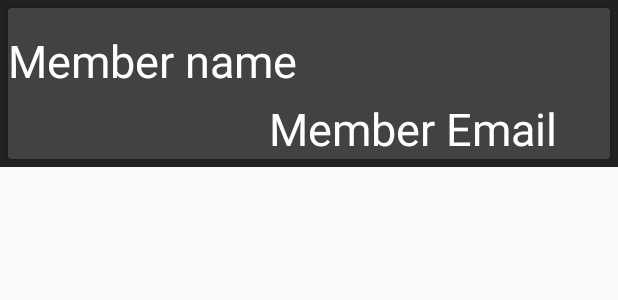
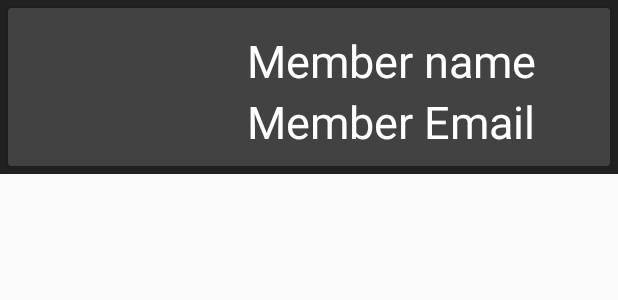
Before and after one commit to ashutosh15017/Sportify_version1, an Android app: the layout add_team_member_recycler_content.xml on its own in the app's theme, with its tools: preview values and no code run, on a phone screen of 412 x 824 dp. Shown: the top 300 px of the screen. Run offline under Robolectric (Android 15) with nearby library versions, the phone set to English and light mode, and no system bars.

Commit message:
add member

```diff
--- a/app/src/main/AndroidManifest.xml
+++ b/app/src/main/AndroidManifest.xml
@@ -44,6 +44,9 @@
         <activity
             android:name=".TeamDetailsActivity"
             android:theme="@style/AppTheme.NoActionBar" />
+        <activity
+            android:name=".AddTeamMemberActivity"
+            android:theme="@style/AppTheme.NoActionBar" />
 
 
     </application>
--- a/app/src/main/java/com/example/ishmeetkaur/sportify_version1/AddTeamMemberActivity.java
+++ b/app/src/main/java/com/example/ishmeetkaur/sportify_version1/AddTeamMemberActivity.java
@@ -57,11 +57,11 @@ public class AddTeamMemberActivity extends AppCompatActivity {
                 startActivity(i);
             }
         });
-
-        RecyclerView.LayoutManager layoutManager = new LinearLayoutManager(this);
+        mRecyclerView = (RecyclerView) findViewById(R.id.add_team_member_recycler_view);
+        RecyclerView.LayoutManager layoutManager = new LinearLayoutManager(getApplicationContext());
         mRecyclerView.setLayoutManager(layoutManager);
         mRecyclerView.setItemAnimator(new DefaultItemAnimator());
-        mRecyclerView.addItemDecoration(new DividerItemDecoration(this, LinearLayoutManager.VERTICAL));
+        mRecyclerView.addItemDecoration(new DividerItemDecoration(getApplicationContext(), LinearLayoutManager.VERTICAL));
 
         students= new ArrayList<>();
         validStudents = new ArrayList<>();
--- a/app/src/main/res/layout/add_team_member_recycler_content.xml
+++ b/app/src/main/res/layout/add_team_member_recycler_content.xml
@@ -30,7 +30,7 @@
                 android:layout_height="50dp"
 
                 android:layout_alignStart="@+id/name"
-                android:layout_below="@+id/member_name" />
+                android:layout_alignTop="@+id/student_email" />
 
 
 
@@ -49,7 +49,7 @@
                 android:layout_height="wrap_content"
 
                 android:layout_alignBottom="@+id/name"
-                android:layout_alignEnd="@+id/member_email"
+                android:layout_alignStart="@+id/student_email"
                 android:layout_gravity="center_vertical"
                 android:text="Member name"
                 android:textColor="@android:color/white"
@@ -61,10 +61,9 @@
                 android:layout_width="wrap_content"
                 android:layout_height="wrap_content"
                 android:layout_alignParentEnd="true"
-                android:layout_below="@+id/phone"
+                android:layout_below="@+id/student_name"
                 android:layout_gravity="center_vertical"
-                android:layout_marginEnd="35dp"
-                android:layout_marginTop="60dp"
+                android:layout_marginEnd="50dp"
                 android:text="Member Email"
                 android:textColor="@android:color/white"
                 android:textSize="30dp" />
```
Also changed, not shown: app/src/main/res/layout/activity_add_team_member.xml (+12 -8 lines).
